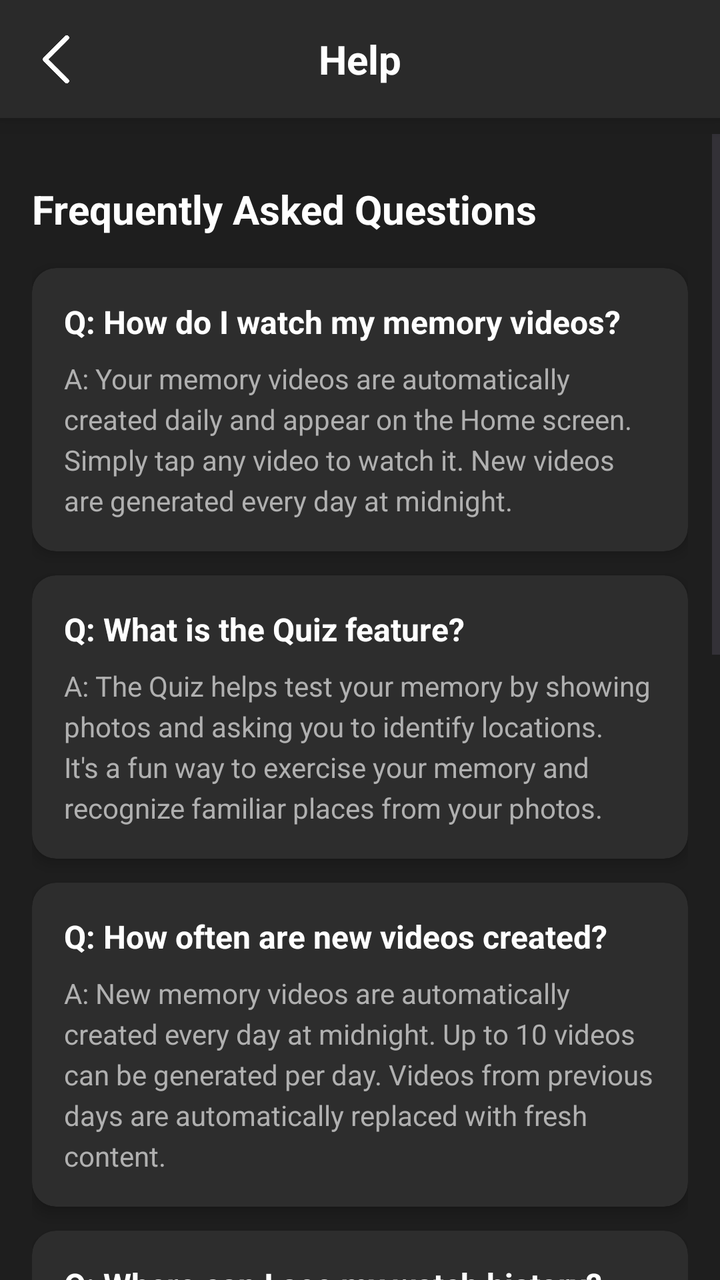
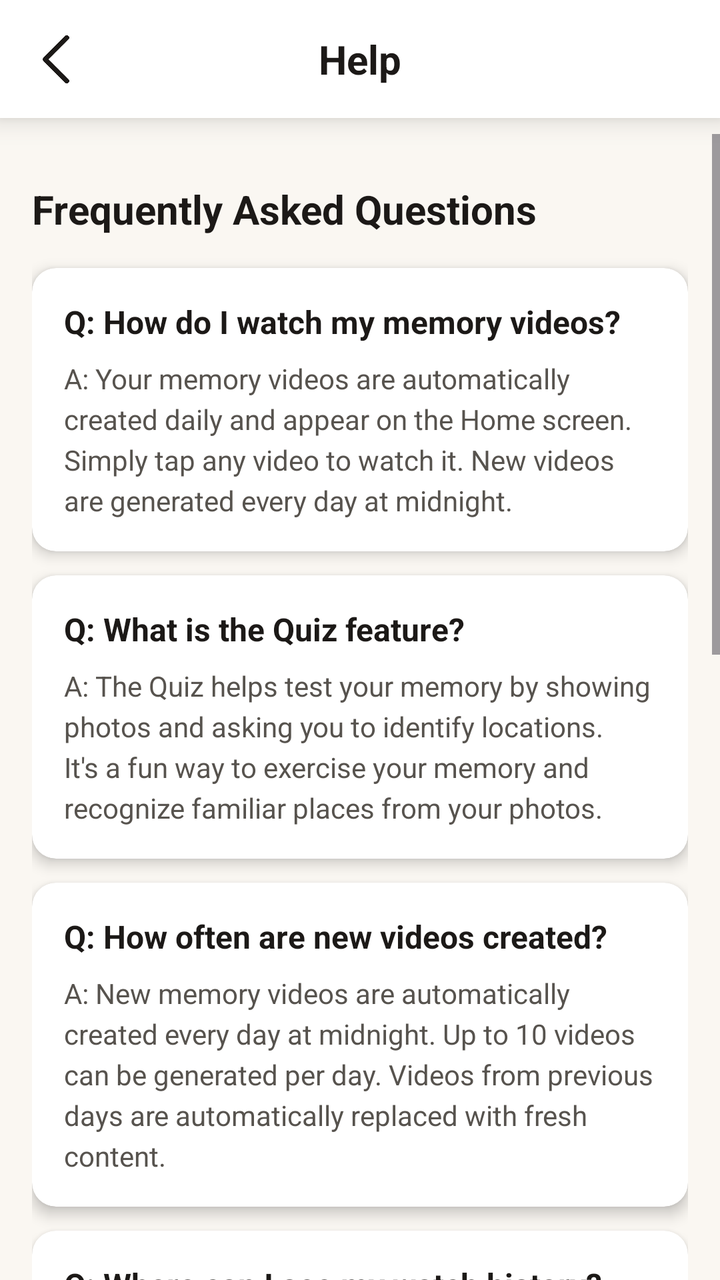

Compare the two renders of this Android layout. The source of the first and the diff that turns it into the second are given below.
<!-- AndroidManifest.xml: application theme Theme.RecallLive -->
<!-- res/layout/activity_help.xml -->
<?xml version="1.0" encoding="utf-8"?>
<androidx.constraintlayout.widget.ConstraintLayout xmlns:android="http://schemas.android.com/apk/res/android"
    xmlns:app="http://schemas.android.com/apk/res-auto"
    xmlns:tools="http://schemas.android.com/tools"
    android:layout_width="match_parent"
    android:layout_height="match_parent"
    android:background="#1E1E1E">

    
    <androidx.constraintlayout.widget.ConstraintLayout
        android:id="@+id/top_app_bar"
        android:layout_width="match_parent"
        android:layout_height="wrap_content"
        android:background="#2A2A2A"
        android:padding="16dp"
        android:elevation="8dp"
        app:layout_constraintEnd_toEndOf="parent"
        app:layout_constraintStart_toStartOf="parent"
        app:layout_constraintTop_toTopOf="parent">

        
        <ImageView
            android:id="@+id/iv_back"
            android:layout_width="24dp"
            android:layout_height="24dp"
            android:src="@drawable/ic_arrow_back"
            android:tint="#FFFFFF"
            android:contentDescription="Back"
            app:layout_constraintBottom_toBottomOf="parent"
            app:layout_constraintStart_toStartOf="parent"
            app:layout_constraintTop_toTopOf="parent" />

        
        <TextView
            android:id="@+id/tv_help_title"
            android:layout_width="wrap_content"
            android:layout_height="wrap_content"
            android:text="Help"
            android:textColor="#FFFFFF"
            android:textSize="20sp"
            android:textStyle="bold"
            app:layout_constraintBottom_toBottomOf="parent"
            app:layout_constraintEnd_toEndOf="parent"
            app:layout_constraintStart_toStartOf="parent"
            app:layout_constraintTop_toTopOf="parent" />

    </androidx.constraintlayout.widget.ConstraintLayout>

    
    <ScrollView
        android:id="@+id/scroll_view"
        android:layout_width="0dp"
        android:layout_height="0dp"
        android:layout_marginTop="8dp"
        app:layout_constraintBottom_toBottomOf="parent"
        app:layout_constraintEnd_toEndOf="parent"
        app:layout_constraintStart_toStartOf="parent"
        app:layout_constraintTop_toBottomOf="@+id/top_app_bar">

        <LinearLayout
            android:layout_width="match_parent"
            android:layout_height="wrap_content"
            android:orientation="vertical"
            android:paddingHorizontal="16dp"
            android:paddingVertical="24dp">

            
            <TextView
                android:id="@+id/tv_faq_label"
                android:layout_width="wrap_content"
                android:layout_height="wrap_content"
                android:text="Frequently Asked Questions"
                android:textColor="#FFFFFF"
                android:textSize="20sp"
                android:textStyle="bold"
                android:layout_marginBottom="16dp" />

            
            <androidx.cardview.widget.CardView
                android:layout_width="match_parent"
                android:layout_height="wrap_content"
                android:layout_marginBottom="12dp"
                app:cardCornerRadius="12dp"
                app:cardElevation="4dp"
                app:cardBackgroundColor="#2D2D2D">

                <LinearLayout
                    android:layout_width="match_parent"
                    android:layout_height="wrap_content"
                    android:orientation="vertical"
                    android:padding="16dp">

                    <TextView
                        android:layout_width="match_parent"
                        android:layout_height="wrap_content"
                        android:text="Q: How do I watch my memory videos?"
                        android:textColor="#FFFFFF"
                        android:textSize="16sp"
                        android:textStyle="bold"
                        android:layout_marginBottom="8dp" />

                    <TextView
                        android:layout_width="match_parent"
                        android:layout_height="wrap_content"
                        android:text="A: Your memory videos are automatically created daily and appear on the Home screen. Simply tap any video to watch it. New videos are generated every day at midnight."
                        android:textColor="#B0B0B0"
                        android:textSize="14sp"
                        android:lineSpacingExtra="4dp" />

                </LinearLayout>

            </androidx.cardview.widget.CardView>

            
            <androidx.cardview.widget.CardView
                android:layout_width="match_parent"
                android:layout_height="wrap_content"
                android:layout_marginBottom="12dp"
                app:cardCornerRadius="12dp"
                app:cardElevation="4dp"
                app:cardBackgroundColor="#2D2D2D">

                <LinearLayout
                    android:layout_width="match_parent"
                    android:layout_height="wrap_content"
                    android:orientation="vertical"
                    android:padding="16dp">

                    <TextView
                        android:layout_width="match_parent"
                        android:layout_height="wrap_content"
                        android:text="Q: What is the Quiz feature?"
                        android:textColor="#FFFFFF"
                        android:textSize="16sp"
                        android:textStyle="bold"
                        android:layout_marginBottom="8dp" />

                    <TextView
                        android:layout_width="match_parent"
                        android:layout_height="wrap_content"
                        android:text="A: The Quiz helps test your memory by showing photos and asking you to identify locations. It's a fun way to exercise your memory and recognize familiar places from your photos."
                        android:textColor="#B0B0B0"
                        android:textSize="14sp"
                        android:lineSpacingExtra="4dp" />

                </LinearLayout>

            </androidx.cardview.widget.CardView>

            
            <androidx.cardview.widget.CardView
                android:layout_width="match_parent"
                android:layout_height="wrap_content"
                android:layout_marginBottom="12dp"
                app:cardCornerRadius="12dp"
                app:cardElevation="4dp"
                app:cardBackgroundColor="#2D2D2D">

                <LinearLayout
                    android:layout_width="match_parent"
                    android:layout_height="wrap_content"
                    android:orientation="vertical"
                    android:padding="16dp">

                    <TextView
                        android:layout_width="match_parent"
                        android:layout_height="wrap_content"
                        android:text="Q: How often are new videos created?"
                        android:textColor="#FFFFFF"
                        android:textSize="16sp"
                        android:textStyle="bold"
                        android:layout_marginBottom="8dp" />

                    <TextView
                        android:layout_width="match_parent"
                        android:layout_height="wrap_content"
                        android:text="A: New memory videos are automatically created every day at midnight. Up to 10 videos can be generated per day. Videos from previous days are automatically replaced with fresh content."
                        android:textColor="#B0B0B0"
                        android:textSize="14sp"
                        android:lineSpacingExtra="4dp" />

                </LinearLayout>

            </androidx.cardview.widget.CardView>

            
            <androidx.cardview.widget.CardView
                android:layout_width="match_parent"
                android:layout_height="wrap_content"
                android:layout_marginBottom="12dp"
                app:cardCornerRadius="12dp"
                app:cardElevation="4dp"
                app:cardBackgroundColor="#2D2D2D">

                <LinearLayout
                    android:layout_width="match_parent"
                    android:layout_height="wrap_content"
                    android:orientation="vertical"
                    android:padding="16dp">

                    <TextView
                        android:layout_width="match_parent"
                        android:layout_height="wrap_content"
                        android:text="Q: Where can I see my watch history?"
                        android:textColor="#FFFFFF"
                        android:textSize="16sp"
                        android:textStyle="bold"
                        android:layout_marginBottom="8dp" />

                    <TextView
                        android:layout_width="match_parent"
                        android:layout_height="wrap_content"
                        android:text="A: Go to Settings and tap 'History' to see all the videos you've watched. Videos are organized by date (Today, Yesterday, Older) so you can easily find and rewatch your favorite memories."
                        android:textColor="#B0B0B0"
                        android:textSize="14sp"
                        android:lineSpacingExtra="4dp" />

                </LinearLayout>

            </androidx.cardview.widget.CardView>

            
            <androidx.cardview.widget.CardView
                android:layout_width="match_parent"
                android:layout_height="wrap_content"
                android:layout_marginBottom="12dp"
                app:cardCornerRadius="12dp"
                app:cardElevation="4dp"
                app:cardBackgroundColor="#2D2D2D">

                <LinearLayout
                    android:layout_width="match_parent"
                    android:layout_height="wrap_content"
                    android:orientation="vertical"
                    android:padding="16dp">

                    <TextView
                        android:layout_width="match_parent"
                        android:layout_height="wrap_content"
                        android:text="Q: What photos does RecallLive use?"
                        android:textColor="#FFFFFF"
                        android:textSize="16sp"
                        android:textStyle="bold"
                        android:layout_marginBottom="8dp" />

                    <TextView
                        android:layout_width="match_parent"
                        android:layout_height="wrap_content"
                        android:text="A: RecallLive uses photos from your device's gallery. Photos are automatically organized by location and time. For best results, take photos with location services enabled so the app can identify where memories were made."
                        android:textColor="#B0B0B0"
                        android:textSize="14sp"
                        android:lineSpacingExtra="4dp" />

                </LinearLayout>

            </androidx.cardview.widget.CardView>

            
            <androidx.cardview.widget.CardView
                android:layout_width="match_parent"
                android:layout_height="wrap_content"
                android:layout_marginBottom="12dp"
                app:cardCornerRadius="12dp"
                app:cardElevation="4dp"
                app:cardBackgroundColor="#2D2D2D">

                <LinearLayout
                    android:layout_width="match_parent"
                    android:layout_height="wrap_content"
                    android:orientation="vertical"
                    android:padding="16dp">

                    <TextView
                        android:layout_width="match_parent"
                        android:layout_height="wrap_content"
                        android:text="Q: How do I set up reminders?"
                        android:textColor="#FFFFFF"
                        android:textSize="16sp"
                        android:textStyle="bold"
                        android:layout_marginBottom="8dp" />

                    <TextView
                        android:layout_width="match_parent"
                        android:layout_height="wrap_content"
                        android:text="A: Go to Settings → Set Remind Time to choose when you'd like to receive daily notifications about new memory videos. You can customize the reminder time to fit your schedule."
                        android:textColor="#B0B0B0"
                        android:textSize="14sp"
                        android:lineSpacingExtra="4dp" />

                </LinearLayout>

            </androidx.cardview.widget.CardView>

            
            <androidx.cardview.widget.CardView
                android:layout_width="match_parent"
                android:layout_height="wrap_content"
                android:layout_marginBottom="24dp"
                app:cardCornerRadius="12dp"
                app:cardElevation="4dp"
                app:cardBackgroundColor="#2D2D2D">

                <LinearLayout
                    android:layout_width="match_parent"
                    android:layout_height="wrap_content"
                    android:orientation="vertical"
                    android:padding="16dp">

                    <TextView
                        android:layout_width="match_parent"
                        android:layout_height="wrap_content"
                        android:text="Q: What is the Guardian account for?"
                        android:textColor="#FFFFFF"
                        android:textSize="16sp"
                        android:textStyle="bold"
                        android:layout_marginBottom="8dp" />

                    <TextView
                        android:layout_width="match_parent"
                        android:layout_height="wrap_content"
                        android:text="A: Guardian accounts allow family members or caregivers to monitor emotional responses during video watching. Guardians can see which videos were watched and view facial expression data to better understand the patient's engagement and emotional state."
                        android:textColor="#B0B0B0"
                        android:textSize="14sp"
                        android:lineSpacingExtra="4dp" />

                </LinearLayout>

            </androidx.cardview.widget.CardView>

        </LinearLayout>

    </ScrollView>

</androidx.constraintlayout.widget.ConstraintLayout>
<!-- resources referenced by this layout -->
<resources>
  <!-- drawable ic_arrow_back: png bitmap (drawable, 2754 bytes) -->
  <style name="Theme.RecallLive" parent="Base.Theme.RecallLive" />
  <style name="Base.Theme.RecallLive" parent="Theme.Material3.DayNight.NoActionBar">
          
          
      </style>
</resources>

<!-- the commit's change to res/layout/activity_help.xml (unified diff, before → after) -->
@@ -4,14 +4,14 @@
     xmlns:tools="http://schemas.android.com/tools"
     android:layout_width="match_parent"
     android:layout_height="match_parent"
-    android:background="#1E1E1E">
+    android:background="#FAF7F2">
 
     
     <androidx.constraintlayout.widget.ConstraintLayout
         android:id="@+id/top_app_bar"
         android:layout_width="match_parent"
         android:layout_height="wrap_content"
-        android:background="#2A2A2A"
+        android:background="#FFFFFF"
         android:padding="16dp"
         android:elevation="8dp"
         app:layout_constraintEnd_toEndOf="parent"
@@ -24,7 +24,7 @@
             android:layout_width="24dp"
             android:layout_height="24dp"
             android:src="@drawable/ic_arrow_back"
-            android:tint="#FFFFFF"
+            android:tint="#1C1917"
             android:contentDescription="Back"
             app:layout_constraintBottom_toBottomOf="parent"
             app:layout_constraintStart_toStartOf="parent"
@@ -36,7 +36,7 @@
             android:layout_width="wrap_content"
             android:layout_height="wrap_content"
             android:text="Help"
-            android:textColor="#FFFFFF"
+            android:textColor="#1C1917"
             android:textSize="20sp"
             android:textStyle="bold"
             app:layout_constraintBottom_toBottomOf="parent"
@@ -70,7 +70,7 @@
                 android:layout_width="wrap_content"
                 android:layout_height="wrap_content"
                 android:text="Frequently Asked Questions"
-                android:textColor="#FFFFFF"
+                android:textColor="#1C1917"
                 android:textSize="20sp"
                 android:textStyle="bold"
                 android:layout_marginBottom="16dp" />
@@ -82,7 +82,7 @@
                 android:layout_marginBottom="12dp"
                 app:cardCornerRadius="12dp"
                 app:cardElevation="4dp"
-                app:cardBackgroundColor="#2D2D2D">
+                app:cardBackgroundColor="#FFFFFF">
 
                 <LinearLayout
                     android:layout_width="match_parent"
@@ -94,7 +94,7 @@
                         android:layout_width="match_parent"
                         android:layout_height="wrap_content"
                         android:text="Q: How do I watch my memory videos?"
-                        android:textColor="#FFFFFF"
+                        android:textColor="#1C1917"
                         android:textSize="16sp"
                         android:textStyle="bold"
                         android:layout_marginBottom="8dp" />
@@ -103,22 +103,22 @@
                         android:layout_width="match_parent"
                         android:layout_height="wrap_content"
                         android:text="A: Your memory videos are automatically created daily and appear on the Home screen. Simply tap any video to watch it. New videos are generated every day at midnight."
-                        android:textColor="#B0B0B0"
-                        android:textSize="14sp"
-                        android:lineSpacingExtra="4dp" />
-
-                </LinearLayout>
-
-            </androidx.cardview.widget.CardView>
-
-            
-            <androidx.cardview.widget.CardView
-                android:layout_width="match_parent"
-                android:layout_height="wrap_content"
-                android:layout_marginBottom="12dp"
-                app:cardCornerRadius="12dp"
-                app:cardElevation="4dp"
-                app:cardBackgroundColor="#2D2D2D">
+                        android:textColor="#57534E"
+                        android:textSize="14sp"
+                        android:lineSpacingExtra="4dp" />
+
+                </LinearLayout>
+
+            </androidx.cardview.widget.CardView>
+
+            
+            <androidx.cardview.widget.CardView
+                android:layout_width="match_parent"
+                android:layout_height="wrap_content"
+                android:layout_marginBottom="12dp"
+                app:cardCornerRadius="12dp"
+                app:cardElevation="4dp"
+                app:cardBackgroundColor="#FFFFFF">
 
                 <LinearLayout
                     android:layout_width="match_parent"
@@ -130,7 +130,7 @@
                         android:layout_width="match_parent"
                         android:layout_height="wrap_content"
                         android:text="Q: What is the Quiz feature?"
-                        android:textColor="#FFFFFF"
+                        android:textColor="#1C1917"
                         android:textSize="16sp"
                         android:textStyle="bold"
                         android:layout_marginBottom="8dp" />
@@ -139,22 +139,22 @@
                         android:layout_width="match_parent"
                         android:layout_height="wrap_content"
                         android:text="A: The Quiz helps test your memory by showing photos and asking you to identify locations. It's a fun way to exercise your memory and recognize familiar places from your photos."
-                        android:textColor="#B0B0B0"
-                        android:textSize="14sp"
-                        android:lineSpacingExtra="4dp" />
-
-                </LinearLayout>
-
-            </androidx.cardview.widget.CardView>
-
-            
-            <androidx.cardview.widget.CardView
-                android:layout_width="match_parent"
-                android:layout_height="wrap_content"
-                android:layout_marginBottom="12dp"
-                app:cardCornerRadius="12dp"
-                app:cardElevation="4dp"
-                app:cardBackgroundColor="#2D2D2D">
+                        android:textColor="#57534E"
+                        android:textSize="14sp"
+                        android:lineSpacingExtra="4dp" />
+
+                </LinearLayout>
+
+            </androidx.cardview.widget.CardView>
+
+            
+            <androidx.cardview.widget.CardView
+                android:layout_width="match_parent"
+                android:layout_height="wrap_content"
+                android:layout_marginBottom="12dp"
+                app:cardCornerRadius="12dp"
+                app:cardElevation="4dp"
+                app:cardBackgroundColor="#FFFFFF">
 
                 <LinearLayout
                     android:layout_width="match_parent"
@@ -166,7 +166,7 @@
                         android:layout_width="match_parent"
                         android:layout_height="wrap_content"
                         android:text="Q: How often are new videos created?"
-                        android:textColor="#FFFFFF"
+                        android:textColor="#1C1917"
                         android:textSize="16sp"
                         android:textStyle="bold"
                         android:layout_marginBottom="8dp" />
@@ -175,22 +175,22 @@
                         android:layout_width="match_parent"
                         android:layout_height="wrap_content"
                         android:text="A: New memory videos are automatically created every day at midnight. Up to 10 videos can be generated per day. Videos from previous days are automatically replaced with fresh content."
-                        android:textColor="#B0B0B0"
-                        android:textSize="14sp"
-                        android:lineSpacingExtra="4dp" />
-
-                </LinearLayout>
-
-            </androidx.cardview.widget.CardView>
-
-            
-            <androidx.cardview.widget.CardView
-                android:layout_width="match_parent"
-                android:layout_height="wrap_content"
-                android:layout_marginBottom="12dp"
-                app:cardCornerRadius="12dp"
-                app:cardElevation="4dp"
-                app:cardBackgroundColor="#2D2D2D">
+                        android:textColor="#57534E"
+                        android:textSize="14sp"
+                        android:lineSpacingExtra="4dp" />
+
+                </LinearLayout>
+
+            </androidx.cardview.widget.CardView>
+
+            
+            <androidx.cardview.widget.CardView
+                android:layout_width="match_parent"
+                android:layout_height="wrap_content"
+                android:layout_marginBottom="12dp"
+                app:cardCornerRadius="12dp"
+                app:cardElevation="4dp"
+                app:cardBackgroundColor="#FFFFFF">
 
                 <LinearLayout
                     android:layout_width="match_parent"
@@ -202,7 +202,7 @@
                         android:layout_width="match_parent"
                         android:layout_height="wrap_content"
                         android:text="Q: Where can I see my watch history?"
-                        android:textColor="#FFFFFF"
+                        android:textColor="#1C1917"
                         android:textSize="16sp"
                         android:textStyle="bold"
                         android:layout_marginBottom="8dp" />
@@ -211,22 +211,22 @@
                         android:layout_width="match_parent"
                         android:layout_height="wrap_content"
                         android:text="A: Go to Settings and tap 'History' to see all the videos you've watched. Videos are organized by date (Today, Yesterday, Older) so you can easily find and rewatch your favorite memories."
-                        android:textColor="#B0B0B0"
-                        android:textSize="14sp"
-                        android:lineSpacingExtra="4dp" />
-
-                </LinearLayout>
-
-            </androidx.cardview.widget.CardView>
-
-            
-            <androidx.cardview.widget.CardView
-                android:layout_width="match_parent"
-                android:layout_height="wrap_content"
-                android:layout_marginBottom="12dp"
-                app:cardCornerRadius="12dp"
-                app:cardElevation="4dp"
-                app:cardBackgroundColor="#2D2D2D">
+                        android:textColor="#57534E"
+                        android:textSize="14sp"
+                        android:lineSpacingExtra="4dp" />
+
+                </LinearLayout>
+
+            </androidx.cardview.widget.CardView>
+
+            
+            <androidx.cardview.widget.CardView
+                android:layout_width="match_parent"
+                android:layout_height="wrap_content"
+                android:layout_marginBottom="12dp"
+                app:cardCornerRadius="12dp"
+                app:cardElevation="4dp"
+                app:cardBackgroundColor="#FFFFFF">
 
                 <LinearLayout
                     android:layout_width="match_parent"
@@ -238,7 +238,7 @@
                         android:layout_width="match_parent"
                         android:layout_height="wrap_content"
                         android:text="Q: What photos does RecallLive use?"
-                        android:textColor="#FFFFFF"
+                        android:textColor="#1C1917"
                         android:textSize="16sp"
                         android:textStyle="bold"
                         android:layout_marginBottom="8dp" />
@@ -247,22 +247,22 @@
                         android:layout_width="match_parent"
                         android:layout_height="wrap_content"
                         android:text="A: RecallLive uses photos from your device's gallery. Photos are automatically organized by location and time. For best results, take photos with location services enabled so the app can identify where memories were made."
-                        android:textColor="#B0B0B0"
-                        android:textSize="14sp"
-                        android:lineSpacingExtra="4dp" />
-
-                </LinearLayout>
-
-            </androidx.cardview.widget.CardView>
-
-            
-            <androidx.cardview.widget.CardView
-                android:layout_width="match_parent"
-                android:layout_height="wrap_content"
-                android:layout_marginBottom="12dp"
-                app:cardCornerRadius="12dp"
-                app:cardElevation="4dp"
-                app:cardBackgroundColor="#2D2D2D">
+                        android:textColor="#57534E"
+                        android:textSize="14sp"
+                        android:lineSpacingExtra="4dp" />
+
+                </LinearLayout>
+
+            </androidx.cardview.widget.CardView>
+
+            
+            <androidx.cardview.widget.CardView
+                android:layout_width="match_parent"
+                android:layout_height="wrap_content"
+                android:layout_marginBottom="12dp"
+                app:cardCornerRadius="12dp"
+                app:cardElevation="4dp"
+                app:cardBackgroundColor="#FFFFFF">
 
                 <LinearLayout
                     android:layout_width="match_parent"
@@ -274,7 +274,7 @@
                         android:layout_width="match_parent"
                         android:layout_height="wrap_content"
                         android:text="Q: How do I set up reminders?"
-                        android:textColor="#FFFFFF"
+                        android:textColor="#1C1917"
                         android:textSize="16sp"
                         android:textStyle="bold"
                         android:layout_marginBottom="8dp" />
@@ -283,7 +283,7 @@
                         android:layout_width="match_parent"
                         android:layout_height="wrap_content"
                         android:text="A: Go to Settings → Set Remind Time to choose when you'd like to receive daily notifications about new memory videos. You can customize the reminder time to fit your schedule."
-                        android:textColor="#B0B0B0"
+                        android:textColor="#57534E"
                         android:textSize="14sp"
                         android:lineSpacingExtra="4dp" />
 
@@ -298,7 +298,7 @@
                 android:layout_marginBottom="24dp"
                 app:cardCornerRadius="12dp"
                 app:cardElevation="4dp"
-                app:cardBackgroundColor="#2D2D2D">
+                app:cardBackgroundColor="#FFFFFF">
 
                 <LinearLayout
                     android:layout_width="match_parent"
@@ -310,7 +310,7 @@
                         android:layout_width="match_parent"
                         android:layout_height="wrap_content"
                         android:text="Q: What is the Guardian account for?"
-                        android:textColor="#FFFFFF"
+                        android:textColor="#1C1917"
                         android:textSize="16sp"
                         android:textStyle="bold"
                         android:layout_marginBottom="8dp" />
@@ -319,7 +319,7 @@
                         android:layout_width="match_parent"
                         android:layout_height="wrap_content"
                         android:text="A: Guardian accounts allow family members or caregivers to monitor emotional responses during video watching. Guardians can see which videos were watched and view facial expression data to better understand the patient's engagement and emotional state."
-                        android:textColor="#B0B0B0"
+                        android:textColor="#57534E"
                         android:textSize="14sp"
                         android:lineSpacingExtra="4dp" />
 
